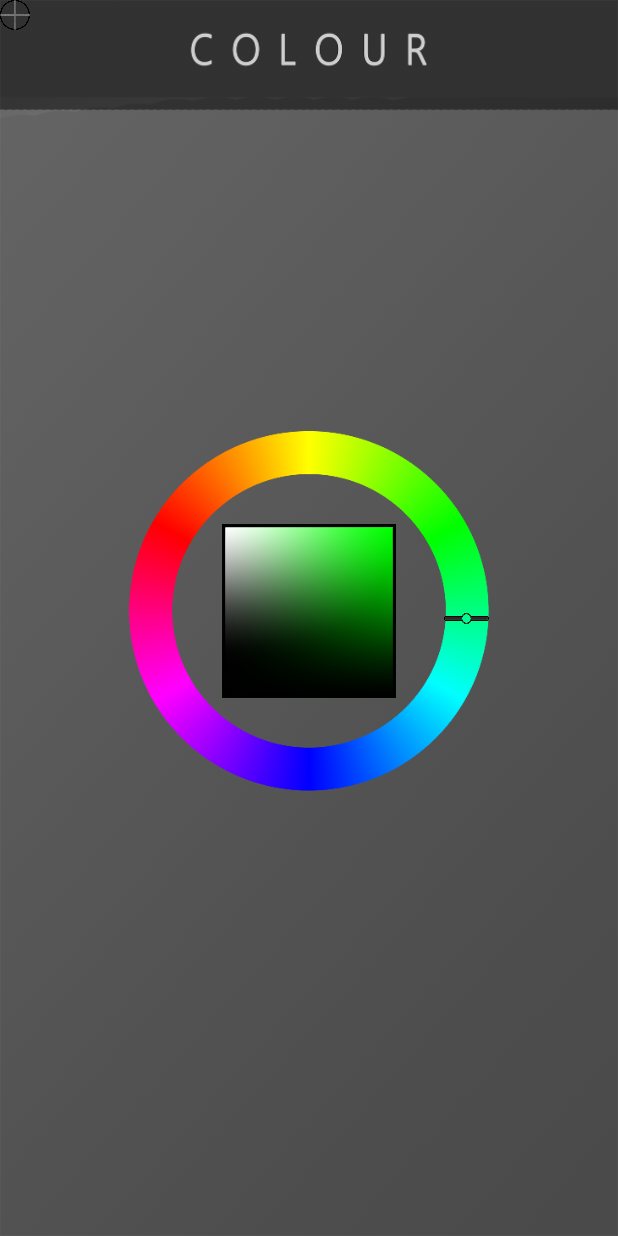
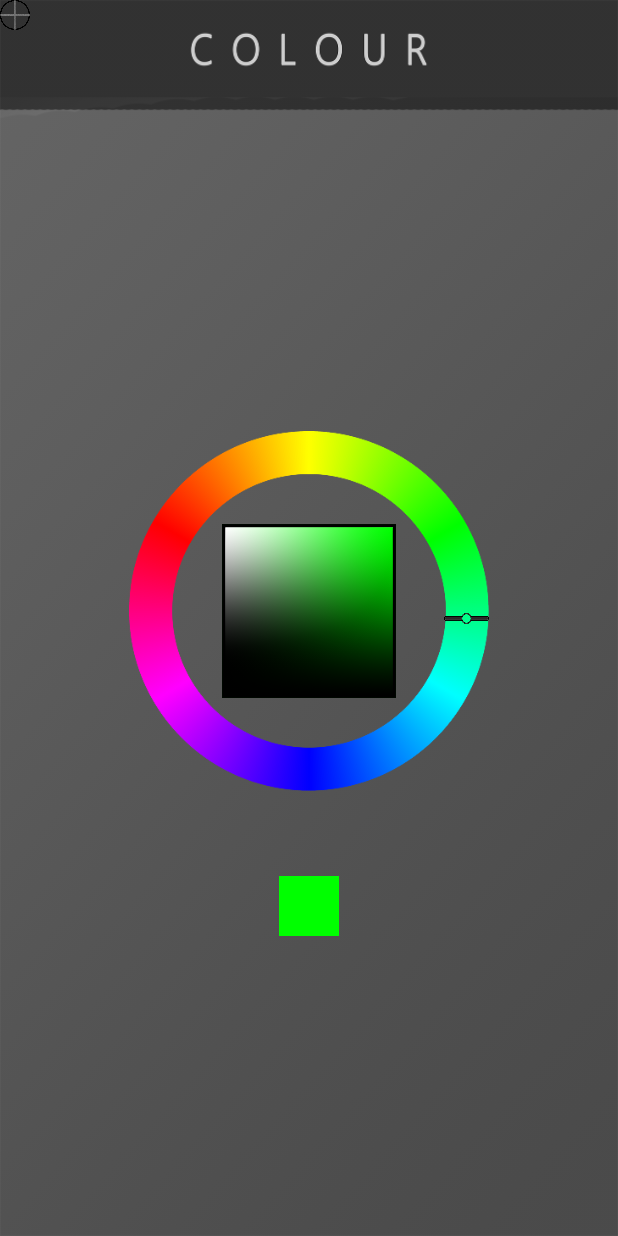
Before and after one commit to veryprofessionaldodo/ColourApp, an Android app: the screen it shows after launch (MainActivity), on a phone screen of 412 x 824 dp. Run offline under Robolectric (Android 15) with nearby library versions, the phone set to English and light mode, and no system bars.

```diff
--- a/app/src/main/java/com/example/petre/colour/Constants.java
+++ b/app/src/main/java/com/example/petre/colour/Constants.java
@@ -6,12 +6,21 @@ public class Constants {
     public static float CIRCLE_DPS;
     public static float WHEEL_DPS;
     public static float SQUARE_DPS;
+    public static float INNER_SQUARE_DPS;
     public static float COLOR_BAR_DPS;
+
+    public static final float COMPLEMENTARY = 1;
+    public static final float ANALOGOUS = 2;
+    public static final float TRIADIC = 3;
+    public static final float SPLIT_COMPLEMENTARY = 4;
+    public static final float TETRADIC = 5;
 
     public Constants(Resources r) {
         CIRCLE_DPS = r.getDimension(R.dimen.circle)/r.getDisplayMetrics().density;
         WHEEL_DPS = r.getDimension(R.dimen.part_wheel)/r.getDisplayMetrics().density;
         SQUARE_DPS = r.getDimension(R.dimen.square)/r.getDisplayMetrics().density;
         COLOR_BAR_DPS = r.getDimension(R.dimen.color)/r.getDisplayMetrics().density;
+        INNER_SQUARE_DPS = r.getDimension(R.dimen.inner_square)/r.getDisplayMetrics().density;
+
     }
 }
--- a/app/src/main/java/com/example/petre/colour/Square.java
+++ b/app/src/main/java/com/example/petre/colour/Square.java
@@ -10,15 +10,9 @@ import android.support.annotation.Nullable;
 import android.util.AttributeSet;
 import android.view.View;
 
-/**
- * Created by petre on 20/05/2017.
- */
-
 public class Square extends View {
 
-
     int squareColor;
-
 
     public Square(Context context, @Nullable AttributeSet attrs) {
         super(context, attrs);
@@ -27,15 +21,13 @@ public class Square extends View {
 
     @Override
     protected void onDraw(Canvas canvas) {
-       View view = findViewById(R.id.square_color);
         Canvas c = canvas;
         Rect r = new Rect();
-        r.set(0,0,view.getWidth(),view.getHeight());
+        r.set(0,0,getWidth(),getHeight());
         Paint squarePaint = new Paint();
         squarePaint.setColor(squareColor);
         squarePaint.setStyle(Paint.Style.FILL);
         squarePaint.setStrokeWidth(10);
-
         c.drawRect(r,squarePaint);
     }
 
--- a/app/src/main/res/layout-small/acitivity_main.xml
+++ b/app/src/main/res/layout-small/acitivity_main.xml
@@ -24,8 +24,8 @@
         app:layout_constraintVertical_bias="0.507" />
 
     <com.example.petre.colour.Square
-        android:layout_width="@dimen/square"
-        android:layout_height="@dimen/square"
+        android:layout_width="@dimen/inner_square"
+        android:layout_height="@dimen/inner_square"
         android:id="@+id/square_color"
         app:layout_constraintTop_toTopOf="@+id/outer_wheel"
         android:layout_marginTop="8dp"
--- /dev/null
+++ b/app/src/main/res/layout-xlarge/activity_main.xml
@@ -0,0 +1,115 @@
+<?xml version="1.0" encoding="utf-8"?>
+<android.support.constraint.ConstraintLayout
+    xmlns:android="http://schemas.android.com/apk/res/android"
+    xmlns:app="http://schemas.android.com/apk/res-auto"
+    xmlns:tools="http://schemas.android.com/tools"
+    android:id="@+id/full"
+    android:layout_width="match_parent"
+    android:layout_height="match_parent"
+    android:theme="@android:style/Theme.Holo.NoActionBar.Fullscreen"
+    tools:context="com.example.petre.colour.MainActivity"
+    tools:layout_editor_absoluteY="25dp"
+    tools:layout_editor_absoluteX="0dp">
+
+    <ImageView
+        android:layout_width="match_parent"
+        android:layout_height="match_parent"
+        android:id="@+id/background"
+        android:src="@drawable/background"
+        app:layout_constraintLeft_toLeftOf="parent"
+        app:layout_constraintTop_toTopOf="parent"
+        app:layout_constraintBottom_toBottomOf="parent"
+        app:layout_constraintRight_toRightOf="parent"
+        app:layout_constraintHorizontal_bias="0.0"
+        app:layout_constraintVertical_bias="0.0" />
+
+    <com.example.petre.colour.Square
+        android:layout_width="@dimen/inner_square"
+        android:layout_height="@dimen/inner_square"
+        android:id="@+id/square_color"
+        app:layout_constraintTop_toTopOf="@+id/outer_wheel"
+        android:layout_marginTop="8dp"
+        android:layout_marginRight="8dp"
+        app:layout_constraintRight_toRightOf="@+id/outer_wheel"
+        android:layout_marginLeft="8dp"
+        app:layout_constraintLeft_toLeftOf="@+id/outer_wheel"
+        app:layout_constraintBottom_toBottomOf="@+id/outer_wheel"
+        android:layout_marginBottom="8dp"
+        android:layout_marginStart="8dp"
+        android:layout_marginEnd="8dp" />
+
+
+    <com.example.petre.colour.Square
+        android:layout_width="80dp"
+        android:layout_height="80dp"
+        android:id="@+id/complementary_color_center"
+        android:layout_marginTop="8dp"
+        app:layout_constraintTop_toBottomOf="@+id/outer_wheel"
+        app:layout_constraintBottom_toBottomOf="parent"
+        android:layout_marginBottom="8dp"
+        app:layout_constraintVertical_bias="0.203"
+        android:layout_marginLeft="8dp"
+        app:layout_constraintLeft_toLeftOf="parent"
+        android:layout_marginRight="8dp"
+        app:layout_constraintRight_toRightOf="parent"
+        android:layout_marginStart="8dp"
+        android:layout_marginEnd="8dp" />
+
+
+    <ImageView
+        android:layout_width="@dimen/square"
+        android:layout_height="@dimen/square"
+        android:id="@+id/square_outline"
+        android:src="@drawable/square_outline"
+        android:layout_marginRight="8dp"
+        app:layout_constraintRight_toRightOf="@+id/outer_wheel"
+        app:layout_constraintTop_toTopOf="@+id/outer_wheel"
+        android:layout_marginTop="8dp"
+        android:layout_marginLeft="8dp"
+        app:layout_constraintLeft_toLeftOf="@+id/outer_wheel"
+        app:layout_constraintBottom_toBottomOf="@+id/outer_wheel"
+        android:layout_marginBottom="8dp"
+        android:layout_marginStart="8dp"
+        android:layout_marginEnd="8dp" />
+
+
+    <ImageView
+        android:layout_width="@dimen/part_wheel"
+        android:layout_height="@dimen/part_wheel"
+        android:id="@+id/outer_wheel"
+        android:src="@drawable/part_wheel"
+        app:layout_constraintTop_toTopOf="parent"
+        app:layout_constraintBottom_toBottomOf="parent"
+        app:layout_constraintRight_toRightOf="parent"
+        app:layout_constraintLeft_toLeftOf="parent"
+        app:layout_constraintVertical_bias="0.485"
+        android:layout_marginTop="8dp" />
+
+    <ImageView
+        android:layout_width="@dimen/circle"
+        android:layout_height="@dimen/circle"
+        android:id="@+id/circle"
+        android:src="@drawable/circle"
+        tools:layout_editor_absoluteY="89dp"
+        tools:layout_editor_absoluteX="60dp" />
+
+    <ImageView
+        android:layout_width="@dimen/color"
+        android:layout_height="@dimen/color"
+        android:src="@drawable/color_bar"
+        android:id="@+id/color_bar"
+        app:layout_constraintRight_toRightOf="@+id/outer_wheel"
+        app:layout_constraintTop_toTopOf="@+id/outer_wheel"
+        android:layout_marginTop="110dp" />
+
+    <ImageView
+        android:layout_width="20dp"
+        android:layout_height="20dp"
+        android:id="@+id/precision"
+        android:src="@drawable/precision_test"
+        tools:layout_editor_absoluteY="0dp"
+        tools:layout_editor_absoluteX="0dp" />
+
+
+
+</android.support.constraint.ConstraintLayout>
--- a/app/src/main/res/layout/activity_main.xml
+++ b/app/src/main/res/layout/activity_main.xml
@@ -12,15 +12,15 @@
     tools:layout_editor_absoluteX="0dp">
 
     <ImageView
-        android:layout_width="0dp"
-        android:layout_height="0dp"
+        android:layout_width="match_parent"
+        android:layout_height="match_parent"
         android:id="@+id/background"
         android:src="@drawable/background"
         app:layout_constraintLeft_toLeftOf="parent"
         app:layout_constraintTop_toTopOf="parent"
         app:layout_constraintBottom_toBottomOf="parent"
         app:layout_constraintRight_toRightOf="parent"
-        app:layout_constraintHorizontal_bias="1.0"
+        app:layout_constraintHorizontal_bias="0.0"
         app:layout_constraintVertical_bias="0.0" />
 
     <com.example.petre.colour.Square
@@ -37,6 +37,22 @@
         android:layout_marginBottom="8dp"
         android:layout_marginStart="8dp"
         android:layout_marginEnd="8dp" />
+
+
+    <com.example.petre.colour.Square
+        android:layout_width="40dp"
+        android:layout_height="40dp"
+        android:id="@+id/complementary_color_center"
+        android:layout_marginTop="8dp"
+        app:layout_constraintTop_toBottomOf="@+id/outer_wheel"
+        app:layout_constraintBottom_toBottomOf="parent"
+        android:layout_marginBottom="8dp"
+        app:layout_constraintVertical_bias="0.203"
+        android:layout_marginLeft="8dp"
+        app:layout_constraintLeft_toLeftOf="parent"
+        android:layout_marginRight="8dp"
+        app:layout_constraintRight_toRightOf="parent" />
+
 
     <ImageView
         android:layout_width="116dp"
--- a/app/src/main/res/values-large/dimen.xml
+++ b/app/src/main/res/values-large/dimen.xml
@@ -2,6 +2,7 @@
 <resources>
     <dimen name = "part_wheel">360dp</dimen>
     <dimen name = "square">174dp</dimen>
+    <dimen name = "inner_square">168dp</dimen>
     <dimen name = "circle">30dp</dimen>
     <dimen name = "color">45dp</dimen>
 </resources>
--- a/app/src/main/res/values-normal-ldpi/dimen.xml
+++ b/app/src/main/res/values-normal-ldpi/dimen.xml
@@ -2,6 +2,7 @@
 <resources>
     <dimen name = "part_wheel">240dp</dimen>
     <dimen name = "square">116dp</dimen>
+    <dimen name = "inner_square">112dp</dimen>
     <dimen name = "circle">20dp</dimen>
     <dimen name = "color">30dp</dimen>
 </resources>
--- a/app/src/main/res/values-normal-xhdpi/dimen.xml
+++ b/app/src/main/res/values-normal-xhdpi/dimen.xml
@@ -2,6 +2,7 @@
 <resources>
     <dimen name = "part_wheel">240dp</dimen>
     <dimen name = "square">116dp</dimen>
+    <dimen name = "inner_square">112dp</dimen>
     <dimen name = "circle">20dp</dimen>
     <dimen name = "color">30dp</dimen>
 </resources>
--- a/app/src/main/res/values-normal/dimen.xml
+++ b/app/src/main/res/values-normal/dimen.xml
@@ -2,6 +2,7 @@
 <resources>
     <dimen name = "part_wheel">240dp</dimen>
     <dimen name = "square">116dp</dimen>
+    <dimen name = "inner_square">112dp</dimen>
     <dimen name = "circle">20dp</dimen>
     <dimen name = "color">30dp</dimen>
 </resources>
--- a/app/src/main/res/values-small-hdpi/dimen.xlm.xml
+++ b/app/src/main/res/values-small-hdpi/dimen.xlm.xml
@@ -2,6 +2,7 @@
 <resources>
     <dimen name = "part_wheel">180dp</dimen>
     <dimen name = "square">87dp</dimen>
+    <dimen name = "inner_square">85dp</dimen>
     <dimen name = "circle">15dp</dimen>
     <dimen name = "color">22.5dp</dimen>
 </resources>
--- a/app/src/main/res/values-small-ldpi/dimen.xml
+++ b/app/src/main/res/values-small-ldpi/dimen.xml
@@ -2,6 +2,7 @@
 <resources>
     <dimen name = "part_wheel">180dp</dimen>
     <dimen name = "square">87dp</dimen>
+    <dimen name = "inner_square">85dp</dimen>
     <dimen name = "circle">15dp</dimen>
     <dimen name = "color">22.5dp</dimen>
 </resources>
--- a/app/src/main/res/values-small-mdpi/dimen.xml
+++ b/app/src/main/res/values-small-mdpi/dimen.xml
@@ -2,6 +2,7 @@
 <resources>
     <dimen name = "part_wheel">180dp</dimen>
     <dimen name = "square">87dp</dimen>
+    <dimen name = "inner_square">85dp</dimen>
     <dimen name = "circle">15dp</dimen>
     <dimen name = "color">22.5dp</dimen>
 </resources>
--- a/app/src/main/res/values-small/dimen.xml
+++ b/app/src/main/res/values-small/dimen.xml
@@ -2,6 +2,7 @@
 <resources>
     <dimen name = "part_wheel">180dp</dimen>
     <dimen name = "square">87dp</dimen>
+    <dimen name = "inner_square">85dp</dimen>
     <dimen name = "circle">15dp</dimen>
     <dimen name = "color">22.5dp</dimen>
 </resources>
```
Also changed, not shown: app/src/main/java/com/example/petre/colour/MainActivity.java (+58 -10 lines), app/src/main/res/values-xlarge/dimen.xml (added, +8 -0 lines).
